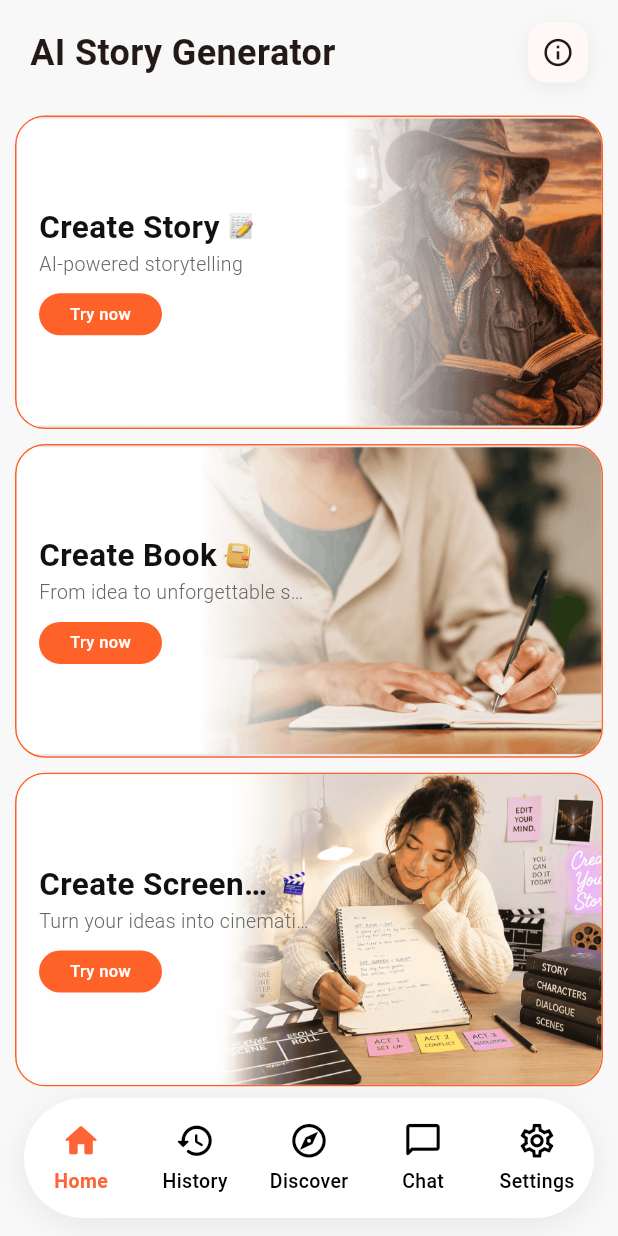
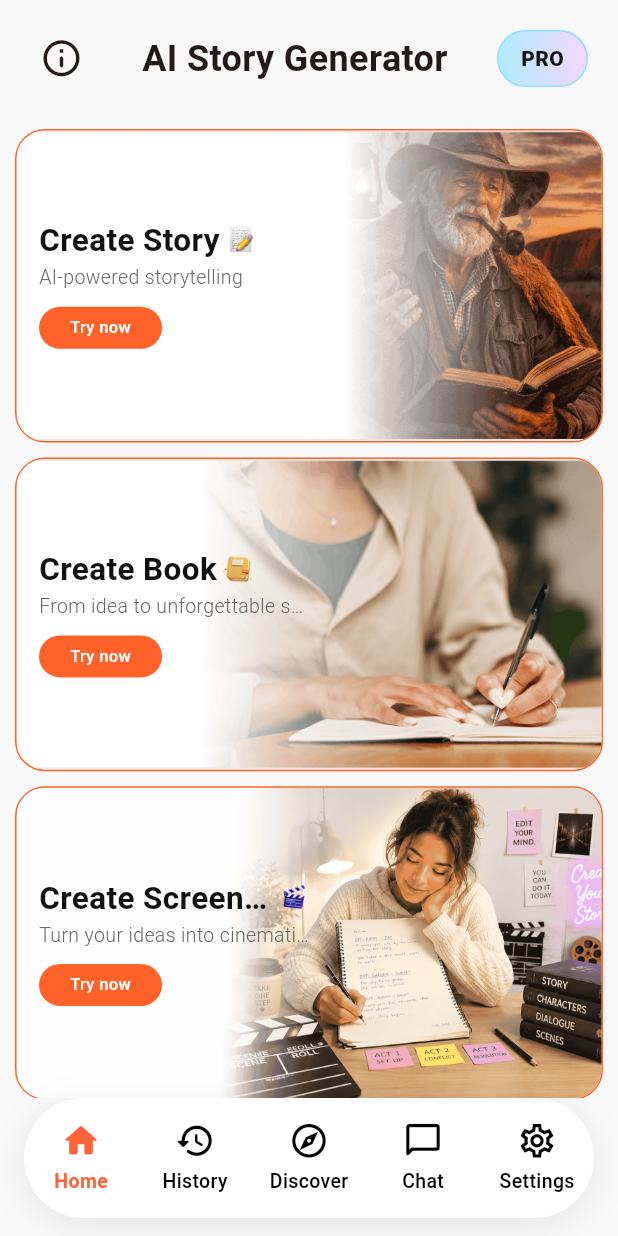
Before and after one commit to Hejazapps/NovelAIAndroid, a Flutter app: the screen it shows after launch, on a phone screen of 412 x 824 dp. Run offline on Flutter 3.47's test engine with Material 3 defaults, Android fonts, the phone set to English and light mode, and no system bars; our stand-ins replace share_plus, shared_preferences.

Commit message:
dark mode issue fixed

```diff
--- a/lib/screens/home_screen.dart
+++ b/lib/screens/home_screen.dart
@@ -267,7 +267,9 @@ class _HomeScreenState extends State<HomeScreen>
   @override
   Widget build(BuildContext context) {
     return Scaffold(
-      backgroundColor: Theme.of(context).scaffoldBackgroundColor,
+      backgroundColor: Theme.of(context).brightness == Brightness.dark
+          ? const Color(0xFF160D26)
+          : Theme.of(context).scaffoldBackgroundColor,
       body: SafeArea(
         child: Column(
           children: [
@@ -316,26 +318,17 @@ class _HomeScreenState extends State<HomeScreen>
   // ============================================================
 
   Widget _buildHeader() {
-    return Padding(
-      padding: const EdgeInsets.fromLTRB(
-        20,
-        15,
-        20,
-        12,
-      ),
+    final isDark = Theme.of(context).brightness == Brightness.dark;
+    final textColor =
+        isDark ? Colors.white : Theme.of(context).colorScheme.onSurface;
+
+    return Container(
+      color: isDark
+          ? const Color(0xFF160D26)
+          : Theme.of(context).scaffoldBackgroundColor,
+      padding: const EdgeInsets.fromLTRB(20, 18, 20, 16),
       child: Row(
         children: [
-          Expanded(
-            child: Text(
-              'AI Story Generator',
-              style: TextStyle(
-                fontSize: 24,
-                fontWeight: FontWeight.w700,
-                color: Theme.of(context).colorScheme.onSurface,
-              ),
-            ),
-          ),
-
           GestureDetector(
             onTap: () {
               Navigator.of(context).push(
@@ -344,31 +337,60 @@ class _HomeScreenState extends State<HomeScreen>
                 ),
               );
             },
-            child: Container(
-              width: 40,
-              height: 40,
-              decoration: BoxDecoration(
-                color: Theme.of(context).colorScheme.surface,
-                borderRadius: BorderRadius.circular(
-                  12,
-                ),
-                boxShadow: [
-                  BoxShadow(
-                    color: Colors.black.withValues(
-                      alpha: 0.06,
-                    ),
-                    blurRadius: 10,
-                    offset: const Offset(
-                      0,
-                      3,
-                    ),
-                  ),
+            child: SizedBox(
+              width: 42,
+              height: 42,
+              child: Icon(
+                Icons.info_outline_rounded,
+                size: 29,
+                color: textColor,
+              ),
+            ),
+          ),
+
+          const SizedBox(width: 10),
+
+          Expanded(
+            child: Text(
+              'AI Story Generator',
+              textAlign: TextAlign.center,
+              maxLines: 1,
+              overflow: TextOverflow.ellipsis,
+              style: TextStyle(
+                fontSize: 24,
+                fontWeight: FontWeight.w700,
+                color: textColor,
+              ),
+            ),
+          ),
+
+          const SizedBox(width: 10),
+
+          Container(
+            height: 38,
+            padding: const EdgeInsets.symmetric(horizontal: 15),
+            alignment: Alignment.center,
+            decoration: BoxDecoration(
+              gradient: const LinearGradient(
+                colors: [
+                  Color(0xFFAEEBFF),
+                  Color(0xFFF4D7FF),
                 ],
               ),
-              child: Icon(
-                Icons.info_outline,
-                size: 22,
-                color: Theme.of(context).colorScheme.onSurface,
+              borderRadius: BorderRadius.circular(20),
+              border: Border.all(
+                color: isDark
+                    ? const Color(0xFFC879FF)
+                    : const Color(0xFF8FDFFF),
+                width: 1,
+              ),
+            ),
+            child: Text(
+              'PRO',
+              style: TextStyle(
+                fontSize: 14,
+                fontWeight: FontWeight.w800,
+                color: const Color(0xFF111111),
               ),
             ),
           ),
@@ -376,6 +398,7 @@ class _HomeScreenState extends State<HomeScreen>
       ),
     );
   }
+
 }
 
 // ============================================================
@@ -410,11 +433,11 @@ class HomeFeatureCard extends StatelessWidget {
         : const Color(0xFF666666);
 
     final borderColor = isDark
-        ? const Color(0xFF6D28D9)
+        ? const Color(0xFF9146E8)
         : const Color(0xFFFF6229);
 
     final buttonColor = isDark
-        ? const Color(0xFF7C3AED)
+        ? const Color(0xFF9146E8)
         : const Color(0xFFFF6229);
 
     return Padding(
@@ -463,7 +486,9 @@ class HomeFeatureCard extends StatelessWidget {
                             stackTrace,
                             ) {
                           return Container(
-                            color: Colors.white,
+                            color: isDark
+                                ? const Color(0xFF21152F)
+                                : Colors.white,
                           );
                         },
                       ),
```
Also changed, not shown: lib/screens/settings_screen.dart (+38 -46 lines), lib/screens/story_screen.dart (+12 -9 lines).
